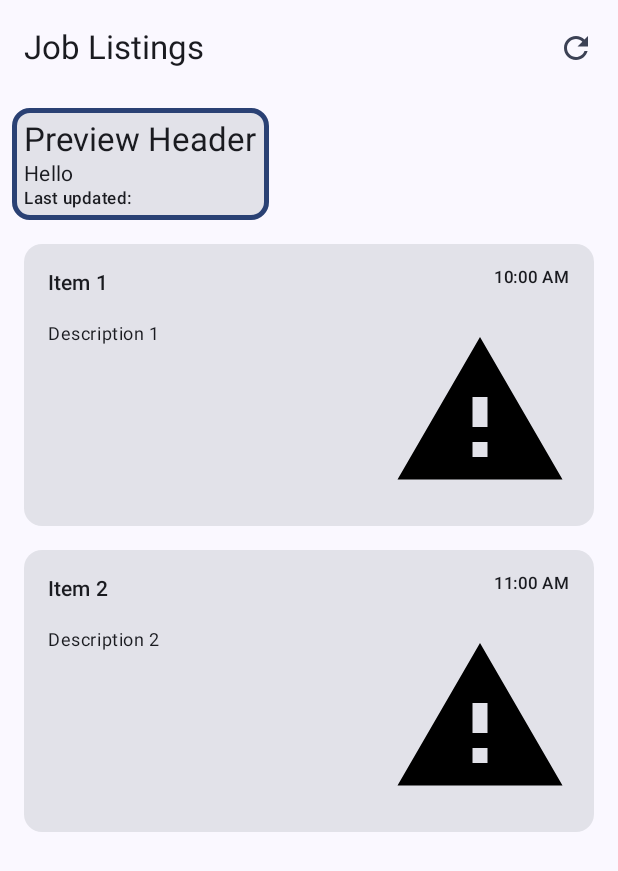
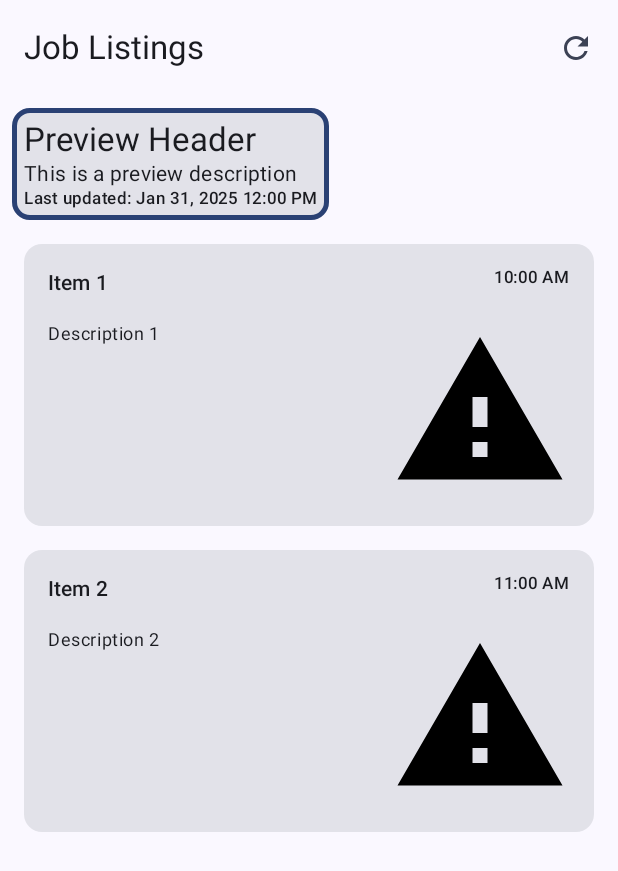
Before and after one commit to susan1699/Intern, an Android app built with Jetpack Compose: the @Preview function MainScreenPreview, on a phone screen of 412 x 824 dp. Shown: the top 871 px of the screen. Run offline under Robolectric (Android 15) with nearby library versions, the phone set to English and light mode, and no system bars; pictures from the network do not load.

Commit message:
fix: Fixed App Crash issues and API Data Parsing
- Improved `InfoRepositoryImpl.kt` to handle API errors without crashes
- Refactored `TokenInterceptor.kt` to log network failures
- Fixed all TODOS related to HeaderInfo Data Parsing and UI

```diff
--- a/app/src/main/java/com/glassdoor/intern/data/di/DataModule.kt
+++ b/app/src/main/java/com/glassdoor/intern/data/di/DataModule.kt
@@ -35,6 +35,7 @@ internal object DataModule {
     fun provideHttpLoggingInterceptor(): HttpLoggingInterceptor =
         HttpLoggingInterceptor().apply { level = HttpLoggingInterceptor.Level.BODY }
 
+    @ViewModelScoped
     @Provides
     fun provideOkHttpClient(
         interceptor: HttpLoggingInterceptor,
--- a/app/src/main/java/com/glassdoor/intern/domain/di/DomainModule.kt
+++ b/app/src/main/java/com/glassdoor/intern/domain/di/DomainModule.kt
@@ -15,6 +15,7 @@ import dagger.Module
 import dagger.Provides
 import dagger.hilt.InstallIn
 import dagger.hilt.android.components.ViewModelComponent
+import dagger.hilt.android.scopes.ViewModelScoped
 
 @Module
 @InstallIn(ViewModelComponent::class)
@@ -23,6 +24,7 @@ import dagger.hilt.android.components.ViewModelComponent
  */
 internal object DomainModule {
 
+    @ViewModelScoped
     @Provides
     fun provideGetHeaderInfoUseCase(
         infoRepository: InfoRepository
--- a/app/src/main/java/com/glassdoor/intern/presentation/model/HeaderUiModel.kt
+++ b/app/src/main/java/com/glassdoor/intern/presentation/model/HeaderUiModel.kt
@@ -1,5 +1,5 @@
 /*
- * Copyright (c)  2025, Glassdoor Inc.
+ * Copyright (c) 2025, Glassdoor Inc.
  *
  * Licensed under the Glassdoor Inc Hiring Assessment License.
  * You may not use this file except in compliance with the License.
@@ -20,11 +20,13 @@ import kotlinx.parcelize.Parcelize
  */
 @Immutable
 @Parcelize
-internal data class HeaderUiModel( val title: String,
-                              val subtitle: String?,
-                             val lastUpdated: String,
-                              ) : Parcelable {
+internal data class HeaderUiModel( val id: Long,
+                                   val title: String,
+                                   val description: String,
+                                   val timestamp: String,
+
+) : Parcelable {
 
     @IgnoredOnParcel
-    val isEmpty: Boolean = title.isBlank() && subtitle.isNullOrBlank() && lastUpdated.isBlank()/*TODO("Define empty state")*/
+    val isEmpty: Boolean = title.isBlank() && description.isBlank() && timestamp.isBlank()/*TODO("Define empty state")*/
 }
--- a/app/src/main/java/com/glassdoor/intern/presentation/ui/MainScreen.kt
+++ b/app/src/main/java/com/glassdoor/intern/presentation/ui/MainScreen.kt
@@ -37,7 +37,7 @@ internal fun MainScreen(
     /**
      * TODO: [Consume UI state safely from the ViewModel](https://developer.android.com/codelabs/jetpack-compose-advanced-state-side-effects#3)
      */
-    val uiState by viewModel.uiState.collectAsState() // Need to test
+    val uiState by viewModel.uiState.collectAsStateWithLifecycle() // Need to test
 
     Scaffold(
         modifier = modifier,
@@ -71,7 +71,12 @@ private fun MainScreenPreview() = InternTheme {
     val uiState = /*TODO("Define UI state for preview purposes")*/ MainUiState(
         isLoading = false,
         errorMessage = null,
-        header = HeaderUiModel(title = "Preview Header", subtitle = "Hello", lastUpdated = "25th June"),
+        header = HeaderUiModel(
+            id = 1,
+            title = "Preview Header",
+            description = "This is a preview description",
+            timestamp = "Jan 31, 2025 12:00 PM",
+        ),
             items = listOf(
                 ItemUiModel(
                     title = "Item 1",
@@ -86,6 +91,7 @@ private fun MainScreenPreview() = InternTheme {
                     timestamp = "11:00 AM"
                 )
             )
+
     )
 
     MainScreen(viewModel = uiState.asDummyViewModel)
--- a/app/src/main/java/com/glassdoor/intern/presentation/ui/component/ContentComponent.kt
+++ b/app/src/main/java/com/glassdoor/intern/presentation/ui/component/ContentComponent.kt
@@ -105,17 +105,17 @@ private fun HeaderComponent(
                 modifier = Modifier.padding(InternTheme.dimensions.normal)
             ) {
                 Text(
-                    text = header.title,
+                    text = title,
                     style = MaterialTheme.typography.titleLarge
                 )
-                header.subtitle?.let {
+                if (!description.isNullOrBlank()) {
                     Text(
-                        text = it,
+                        text = description,
                         style = MaterialTheme.typography.bodyMedium
                     )
                 }
                 Text(
-                    text = "Last updated: ",
+                    text = "Last updated: $timestamp",
                     style = MaterialTheme.typography.labelSmall
                 )
             }
@@ -203,8 +203,11 @@ private typealias HeaderAndItems = Pair<HeaderUiModel, List<ItemUiModel>>
 private class ContentComponentPreviewParameterProvider :
     PreviewParameterProvider<HeaderAndItems> by previewParameterProviderOf(
       /*  TODO("Define UI models for preview purposes")*/
-        HeaderUiModel(title = "Preview Title", subtitle = "Preview Subtitle", lastUpdated = "22 June") to
-                listOf(
+        HeaderUiModel( id = 1,
+            title = "Preview Title",
+            description = "Preview Description",
+            timestamp = "22 June"
+        ) to listOf(
             ItemUiModel(
                 title = "Item 1",
                 description = "Description 1",
@@ -223,7 +226,7 @@ private class ContentComponentPreviewParameterProvider :
 private class HeaderComponentPreviewParameterProvider :
     PreviewParameterProvider<HeaderUiModel> by previewParameterProviderOf(
 //        TODO("Define UI models for preview purposes")
-        HeaderUiModel(title = "Preview Title", subtitle = "Preview Subtitle","28 June")
+        HeaderUiModel(id = 1, title = "Preview Title", description = "Preview Description", timestamp = "28 June")
     )
 
 private class ItemComponentPreviewParameterProvider :
```
Also changed, not shown: app/src/main/java/com/glassdoor/intern/data/mapper/HeaderInfoMapper.kt (+4 -3 lines), app/src/main/java/com/glassdoor/intern/data/model/HeaderInfoDto.kt (+7 -5 lines), app/src/main/java/com/glassdoor/intern/data/network/TokenInterceptor.kt (+10 -2 lines), app/src/main/java/com/glassdoor/intern/data/repository/InfoRepositoryImpl.kt (+10 -2 lines), app/src/main/java/com/glassdoor/intern/domain/model/HeaderInfo.kt (+5 -4 lines), app/src/main/java/com/glassdoor/intern/presentation/MainViewModel.kt (+9 -2 lines), app/src/main/java/com/glassdoor/intern/presentation/di/MainModule.kt (+7 -1 lines), app/src/main/java/com/glassdoor/intern/presentation/mapper/HeaderUiModelMapper.kt (+6 -5 lines). Lines whose indentation alone changed are shown as unchanged.
